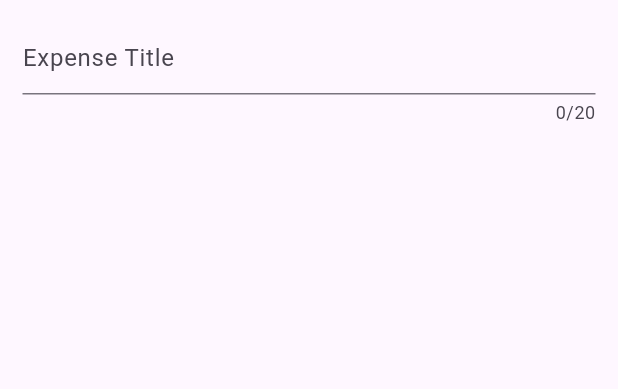
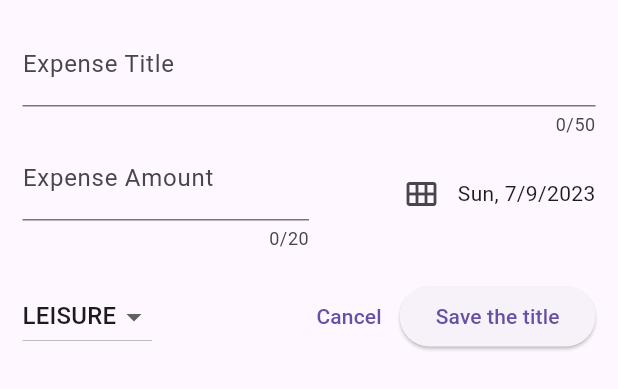
Before and after one commit to MarkMeme/Expenses-Tracker-App, a Flutter app: the NewExpenseSheet widget shown alone on an empty page, opened directly, on a phone screen of 412 x 824 dp. Shown: the top 389 px of the screen. Run offline on Flutter 3.47's test engine with Material 2 defaults, Android fonts, the phone set to English and light mode, and no system bars.

Commit message:
bottom sheet of adding new expense

```diff
--- a/lib/screens/new_expense_sheet.dart
+++ b/lib/screens/new_expense_sheet.dart
@@ -1,4 +1,6 @@
 import 'package:flutter/material.dart';
+import 'package:intl/intl.dart';
+import 'package:expense_tracker_app/models/expense.dart';
 
 class NewExpenseSheet extends StatefulWidget {
   @override
@@ -6,16 +8,119 @@ class NewExpenseSheet extends StatefulWidget {
 }
 
 class _NewExpenseSheetState extends State<NewExpenseSheet> {
+  final _titleContoller = TextEditingController();
+  final _amountContoller = TextEditingController();
+  var _selectedDate = DateTime.now();
+  Category _selectedCategory = Category.leisure;
+
+  var _formKey = GlobalKey<FormState>();
+
+  void _presenteDate() async {
+    var now = DateTime.now();
+    var firstDate = DateTime(now.year - 1, now.month, now.day);
+    var packedDate = await showDatePicker(
+        context: context,
+        initialDate: now,
+        firstDate: firstDate,
+        lastDate: now);
+
+    setState(() {
+      _selectedDate = packedDate!;
+    });
+  }
+
+  void submitForm() {
+    if (_formKey.currentState!.validate() == true) {
+      print("done !");
+    }
+  }
+
+  @override
+  void dispose() {
+    _titleContoller.dispose();
+    _amountContoller.dispose();
+    super.dispose();
+  }
+
   @override
   Widget build(BuildContext context) {
     return Padding(
       padding: const EdgeInsets.all(15),
       child: Form(
+          key: _formKey,
           child: Column(
             children: [
               TextFormField(
+                validator: (value) {
+                  if (value!.isEmpty) {
+                    return 'Please enter the Expense Title ';
+                  }
+                  return null;
+                },
+                controller: _titleContoller,
+                maxLength: 50,
+                decoration: const InputDecoration(label: Text('Expense Title')),
+              ),
+              Row(
+                children: [
+                  Expanded(
+                    child: TextFormField(
+                      validator: (value) {
+                        if (value!.isEmpty) {
+                          return 'Please enter the amount';
+                        }
+                        return null;
+                      },
+                      keyboardType: TextInputType.number,
+                      controller: _amountContoller,
                       maxLength: 20,
-            decoration: const InputDecoration(hintText: 'Expense Title'),
+                      decoration: const InputDecoration(
+                          prefix: Text('\$ '), label: Text('Expense Amount')),
+                    ),
+                  ),
+                  Expanded(
+                      child: Row(
+                    mainAxisAlignment: MainAxisAlignment.end,
+                    children: [
+                      IconButton(
+                          onPressed: _presenteDate,
+                          icon: const Icon(Icons.calendar_view_month_outlined)),
+                      Text(DateFormat.yMEd().format(_selectedDate))
+                    ],
+                  ))
+                ],
+              ),
+              const SizedBox(
+                height: 20,
+              ),
+              Row(
+                children: [
+                  DropdownButton(
+                      value: _selectedCategory,
+                      items: Category.values
+                          .map((value) => DropdownMenuItem(
+                                value: value,
+                                child: Text(value.name.toUpperCase()),
+                              ))
+                          .toList(),
+                      onChanged: (category) {
+                        if (category == null) {
+                          return;
+                        }
+                        setState(() {
+                          _selectedCategory = category;
+                        });
+                      }),
+                  const Spacer(),
+                  TextButton(
+                      onPressed: () {
+                        Navigator.pop(context);
+                      },
+                      child: const Text('Cancel')),
+                  ElevatedButton(
+                      onPressed: submitForm,
+                      child: const Text('Save the title')),
+                ],
               )
             ],
           )),
```
Lines whose indentation alone changed are shown as unchanged.
